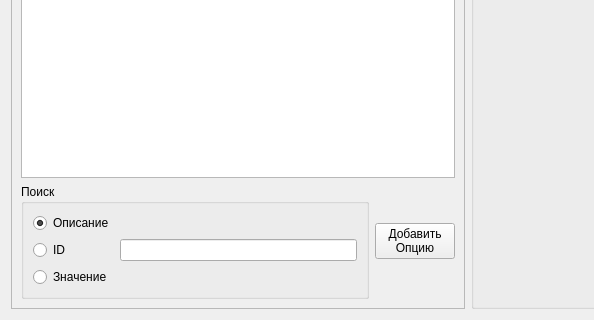
Before: the Qt Designer form Settings/migrateoptionsdialog.ui in rust3128/ToolkitHotline, drawn with Qt 5; both pictures show x 0 to 594 and y 393 to 713 of the 935 by 713 pixel window.
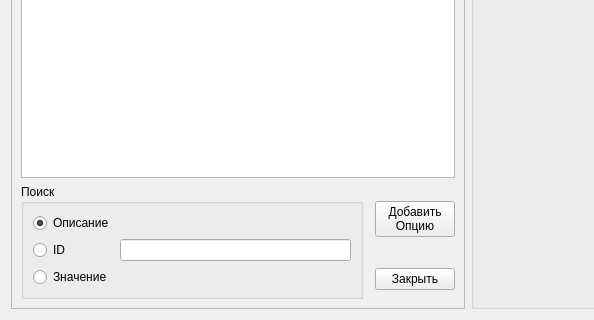
After: the same form once the commit is applied.

```diff
--- a/Settings/migrateoptionsdialog.ui
+++ b/Settings/migrateoptionsdialog.ui
@@ -37,7 +37,15 @@
       <enum>QFrame::Raised</enum>
      </property>
      <layout class="QGridLayout" name="gridLayout_3">
-      <item row="0" column="0" colspan="2">
+      <item row="2" column="2">
+       <widget class="QPushButton" name="pushButtonAdd">
+        <property name="text">
+         <string>Добавить
+Опцию</string>
+        </property>
+       </widget>
+      </item>
+      <item row="0" column="0" colspan="3">
        <widget class="QTableView" name="tableView">
         <property name="editTriggers">
          <set>QAbstractItemView::NoEditTriggers</set>
@@ -53,7 +61,14 @@
         </property>
        </widget>
       </item>
-      <item row="1" column="0">
+      <item row="3" column="2">
+       <widget class="QPushButton" name="pushButtonClose">
+        <property name="text">
+         <string>Закрыть</string>
+        </property>
+       </widget>
+      </item>
+      <item row="2" column="0" rowspan="2">
        <widget class="QGroupBox" name="groupBox">
         <property name="title">
          <string>Поиск</string>
@@ -92,14 +107,6 @@
         </layout>
        </widget>
       </item>
-      <item row="1" column="1">
-       <widget class="QPushButton" name="pushButtonAdd">
-        <property name="text">
-         <string>Добавить
-Опцию</string>
-        </property>
-       </widget>
-      </item>
      </layout>
     </widget>
    </item>
```
